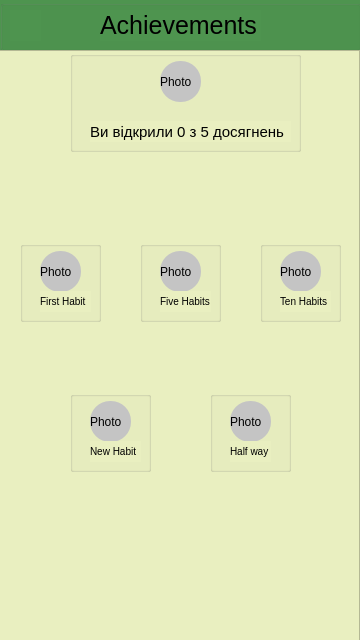
The window that menu.ui (oleksandrhf/GoHabit) describes before a commit, drawn with Qt 5.
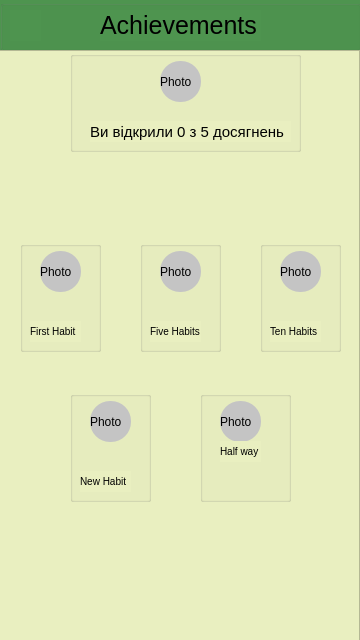
The same window after the commit. The open tabs and pages were chosen to show the change. Icons and pictures are not drawn.

```diff
--- a/menu.ui
+++ b/menu.ui
@@ -529,7 +529,7 @@
          <x>20</x>
          <y>190</y>
          <width>81</width>
-         <height>81</height>
+         <height>111</height>
         </rect>
        </property>
        <property name="styleSheet">
@@ -568,8 +568,8 @@
        <widget class="QLabel" name="label_8">
         <property name="geometry">
          <rect>
-          <x>20</x>
-          <y>50</y>
+          <x>10</x>
+          <y>80</y>
           <width>51</width>
           <height>21</height>
          </rect>
@@ -595,7 +595,7 @@
          <x>140</x>
          <y>190</y>
          <width>81</width>
-         <height>81</height>
+         <height>111</height>
         </rect>
        </property>
        <property name="title">
@@ -631,8 +631,8 @@
        <widget class="QLabel" name="label_10">
         <property name="geometry">
          <rect>
-          <x>20</x>
-          <y>50</y>
+          <x>10</x>
+          <y>80</y>
           <width>51</width>
           <height>21</height>
          </rect>
@@ -658,7 +658,7 @@
          <x>260</x>
          <y>190</y>
          <width>81</width>
-         <height>81</height>
+         <height>111</height>
         </rect>
        </property>
        <property name="title">
@@ -694,8 +694,8 @@
        <widget class="QLabel" name="label_12">
         <property name="geometry">
          <rect>
-          <x>20</x>
-          <y>50</y>
+          <x>10</x>
+          <y>80</y>
           <width>51</width>
           <height>21</height>
          </rect>
@@ -721,7 +721,7 @@
          <x>70</x>
          <y>340</y>
          <width>81</width>
-         <height>81</height>
+         <height>111</height>
         </rect>
        </property>
        <property name="title">
@@ -756,8 +756,8 @@
        <widget class="QLabel" name="label_16">
         <property name="geometry">
          <rect>
-          <x>20</x>
-          <y>50</y>
+          <x>10</x>
+          <y>80</y>
           <width>51</width>
           <height>21</height>
          </rect>
@@ -780,10 +780,10 @@
       <widget class="QGroupBox" name="groupBox_10">
        <property name="geometry">
         <rect>
-         <x>210</x>
+         <x>200</x>
          <y>340</y>
-         <width>81</width>
-         <height>81</height>
+         <width>91</width>
+         <height>111</height>
         </rect>
        </property>
        <property name="title">
```
Left out of the diff: 2 changed lines with no effect on the pictures.
